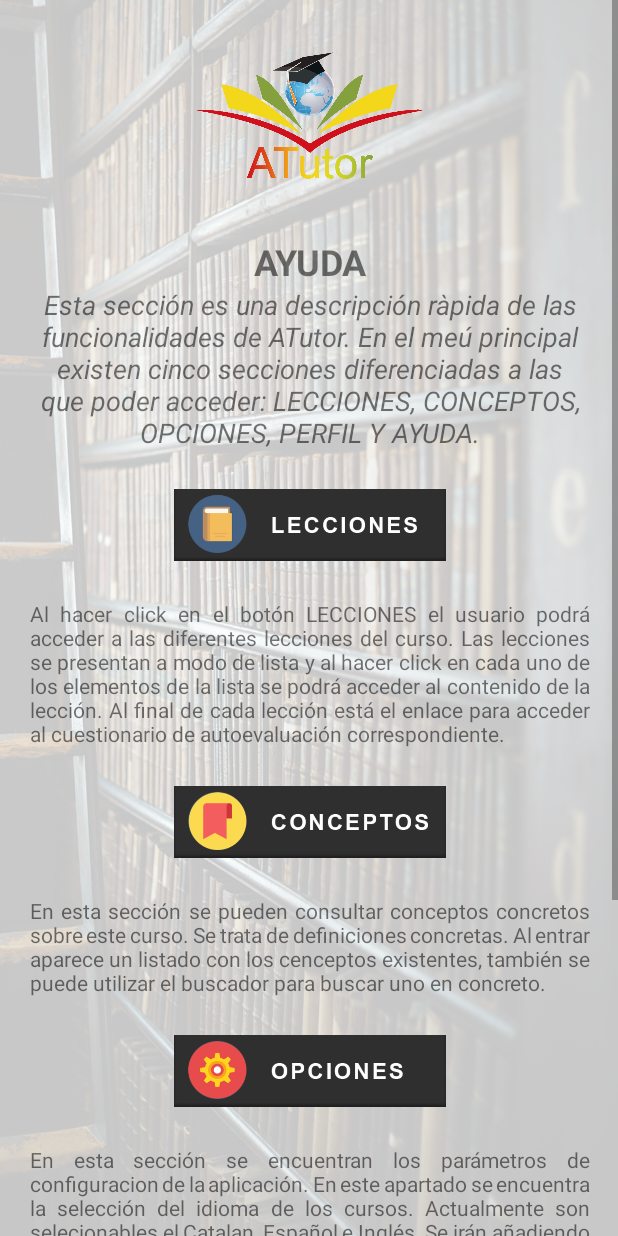
After one commit to AFloresc/atutorn, an Android app: the HelpActivity screen opened directly, with no data from a screen before it, on a phone screen of 412 x 824 dp. The commit adds this screen. Run offline under Robolectric (Android 15) with nearby library versions, the phone set to English and light mode, and no system bars; our stand-ins replace ButterKnife.

Commit message:
Help screen finished.

```diff
--- a/app/src/main/AndroidManifest.xml
+++ b/app/src/main/AndroidManifest.xml
@@ -11,7 +11,8 @@
         android:roundIcon="@mipmap/ic_launcher_round"
         android:supportsRtl="true"
         android:theme="@style/AppTheme">
-        <activity android:name=".presentationlayer.controllers.activities.LessonDisplayActivity"></activity>
+        <activity android:name=".presentationlayer.controllers.activities.HelpActivity"></activity>
+        <activity android:name=".presentationlayer.controllers.activities.LessonDisplayActivity" />
         <activity android:name=".presentationlayer.controllers.activities.TestActivity" />
         <activity android:name=".presentationlayer.controllers.activities.MainMenuActivity" />
         <activity android:name=".presentationlayer.controllers.activities.LoginActivity" />
--- /dev/null
+++ b/app/src/main/java/com/inredec/atutorn/presentationlayer/controllers/activities/HelpActivity.java
@@ -0,0 +1,44 @@
+package com.inredec.atutorn.presentationlayer.controllers.activities;
+
+import android.os.Build;
+import android.support.annotation.RequiresApi;
+import android.support.v7.app.AppCompatActivity;
+import android.os.Bundle;
+import android.widget.EditText;
+import android.widget.TextView;
+
+import com.inredec.atutorn.R;
+
+import butterknife.BindView;
+import butterknife.ButterKnife;
+
+import static android.text.Layout.JUSTIFICATION_MODE_INTER_WORD;
+
+public class HelpActivity extends AppCompatActivity {
+
+    @BindView(R.id.tv_text2_lecciones)
+    TextView tv_text2_lessons;
+
+    @BindView(R.id.tv_text2_conceptos)
+    TextView tv_text2_concepts;
+
+    @BindView(R.id.tv_text2_opciones)
+    TextView tv_text2_options;
+
+    @BindView(R.id.tv_text2_profile)
+    TextView tv_text2_profile;
+
+    @RequiresApi(api = Build.VERSION_CODES.O)
+    @Override
+    protected void onCreate(Bundle savedInstanceState) {
+        super.onCreate(savedInstanceState);
+        setContentView(R.layout.activity_help);
+
+        ButterKnife.bind(this);
+
+        tv_text2_lessons.setJustificationMode(JUSTIFICATION_MODE_INTER_WORD);
+        tv_text2_concepts.setJustificationMode(JUSTIFICATION_MODE_INTER_WORD);
+        tv_text2_options.setJustificationMode(JUSTIFICATION_MODE_INTER_WORD);
+        tv_text2_profile.setJustificationMode(JUSTIFICATION_MODE_INTER_WORD);
+    }
+}
--- a/app/src/main/java/com/inredec/atutorn/presentationlayer/controllers/activities/MainMenuActivity.java
+++ b/app/src/main/java/com/inredec/atutorn/presentationlayer/controllers/activities/MainMenuActivity.java
@@ -1,15 +1,36 @@
 package com.inredec.atutorn.presentationlayer.controllers.activities;
 
+import android.content.Intent;
 import android.support.v7.app.AppCompatActivity;
 import android.os.Bundle;
+import android.view.View;
+import android.widget.Button;
 
 import com.inredec.atutorn.R;
 
+import butterknife.BindView;
+import butterknife.ButterKnife;
+
 public class MainMenuActivity extends AppCompatActivity {
+
+    //@BindView(R.id.bt_lessons)
+    //Button btLessons;
+
+    @BindView(R.id.bt_help)
+    Button btHelp;
 
     @Override
     protected void onCreate(Bundle savedInstanceState) {
         super.onCreate(savedInstanceState);
         setContentView(R.layout.activity_main_menu);
+        ButterKnife.bind(this);
+
+        btHelp.setOnClickListener(new View.OnClickListener() {
+            @Override
+            public void onClick(View view) {
+                Intent myIntent = new Intent(MainMenuActivity.this, HelpActivity.class);
+                startActivity(myIntent);
+            }
+        });
     }
 }
--- /dev/null
+++ b/app/src/main/res/layout/activity_help.xml
@@ -0,0 +1,160 @@
+<?xml version="1.0" encoding="utf-8"?>
+<ScrollView xmlns:android="http://schemas.android.com/apk/res/android"
+    android:layout_width="match_parent"
+    android:layout_height="match_parent"
+    android:background="@drawable/library_transparente">
+
+    <LinearLayout
+        android:layout_width="413dp"
+        android:layout_height="590dp"
+        android:layout_marginTop="8dp"
+        android:layout_marginBottom="8dp"
+        android:orientation="vertical">
+
+        <ImageView
+            android:id="@+id/imageView"
+            android:layout_width="match_parent"
+            android:layout_height="140dp"
+            android:layout_gravity="center_horizontal"
+            android:padding="16dp"
+            android:src="@drawable/logoatutor3"
+            />
+
+        <TextView
+            android:id="@+id/tv_helpTitle"
+            android:layout_width="match_parent"
+            android:layout_height="wrap_content"
+            android:text="@string/help_title"
+            android:textAlignment="center"
+            android:textSize="24sp"
+            android:textStyle="bold"
+            android:paddingTop="10dp"/>
+
+        <TextView
+            android:id="@+id/tv_text1"
+            android:layout_width="match_parent"
+            android:layout_height="wrap_content"
+            android:text="@string/tex1_help"
+            android:layout_gravity="center_vertical|end"
+            android:gravity="center"
+            android:textSize="18sp"
+            android:textStyle="italic"/>
+
+        <ImageView
+            android:id="@+id/imageView2"
+            android:layout_width="221dp"
+            android:layout_height="58dp"
+            android:layout_gravity="center"
+            android:layout_margin="15dp"
+            android:paddingTop="10dp"
+            android:src="@drawable/btlecciones_blk"/>
+
+        <TextView
+            android:id="@+id/tv_text2_lecciones"
+            android:layout_width="match_parent"
+            android:layout_height="wrap_content"
+            android:text="@string/tex1_help_lessons"
+            android:layout_gravity="center_vertical|end"
+            android:gravity="left"
+            android:textSize="14sp"
+            android:paddingTop="10dp"
+            android:paddingLeft="20dp"
+            android:paddingRight="20dp"
+            />
+        <ImageView
+            android:id="@+id/imageView3"
+            android:layout_width="221dp"
+            android:layout_height="58dp"
+            android:layout_gravity="center"
+            android:layout_margin="15dp"
+            android:paddingTop="10dp"
+            android:src="@drawable/btconceptosblk"/>
+
+        <TextView
+            android:id="@+id/tv_text2_conceptos"
+            android:layout_width="match_parent"
+            android:layout_height="wrap_content"
+            android:text="@string/tex1_help_concepts"
+            android:layout_gravity="center_vertical|end"
+            android:gravity="left"
+            android:textSize="14sp"
+            android:paddingTop="10dp"
+            android:paddingLeft="20dp"
+            android:paddingRight="20dp"
+            />
+        <ImageView
+            android:id="@+id/imageView4"
+            android:layout_width="221dp"
+            android:layout_height="58dp"
+            android:layout_gravity="center"
+            android:layout_margin="15dp"
+            android:paddingTop="10dp"
+            android:src="@drawable/btsettings_blk"/>
+
+        <TextView
+            android:id="@+id/tv_text2_opciones"
+            android:layout_width="match_parent"
+            android:layout_height="wrap_content"
+            android:text="@string/tex1_help_options"
+            android:layout_gravity="center_vertical|end"
+            android:gravity="left"
+            android:textSize="14sp"
+            android:paddingTop="10dp"
+            android:paddingLeft="20dp"
+            android:paddingRight="20dp"
+            />
+
+        <ImageView
+            android:id="@+id/imageView5"
+            android:layout_width="221dp"
+            android:layout_height="58dp"
+            android:layout_gravity="center"
+            android:layout_margin="15dp"
+            android:paddingTop="10dp"
+            android:src="@drawable/btperfil_blk"/>
+
+        <TextView
+            android:id="@+id/tv_text2_profile"
+            android:layout_width="match_parent"
+            android:layout_height="wrap_content"
+            android:text="@string/tex1_help_profile"
+            android:layout_gravity="center_vertical|end"
+            android:gravity="left"
+            android:textSize="14sp"
+            android:paddingTop="10dp"
+            android:paddingLeft="20dp"
+            android:paddingRight="20dp"
+            />
+        <TextView
+            android:id="@+id/tv_text2_app"
+            android:layout_width="match_parent"
+            android:layout_height="wrap_content"
+            android:text="@string/tex1_help_about"
+            android:layout_gravity="center_vertical|end"
+            android:gravity="center"
+            android:textSize="12sp"
+            android:paddingTop="15dp"
+            android:paddingLeft="20dp"
+            android:paddingRight="20dp"
+            android:paddingEnd="25dp"
+            android:textStyle="italic|bold"
+            />
+
+        <TextView
+            android:id="@+id/tv_text2_end"
+            android:layout_width="match_parent"
+            android:layout_height="wrap_content"
+            android:text="."
+            android:layout_gravity="center_vertical|end"
+            android:gravity="center"
+            android:textSize="12sp"
+            android:paddingTop="10dp"
+            android:paddingLeft="20dp"
+            android:paddingRight="20dp"
+            android:paddingEnd="25dp"
+
+            />
+    </LinearLayout>
+
+
+</ScrollView>
--- a/app/src/main/res/layout/activity_login.xml
+++ b/app/src/main/res/layout/activity_login.xml
@@ -8,7 +8,7 @@
     android:paddingRight="18dp"
     android:paddingTop="@dimen/activity_vertical_margin"
     android:background="@drawable/malte_baumann_82231"
-    tools:context="com.inredec.atutor.presentatiolayer.controllers.activities.LoginActivity">
+    tools:context="com.inredec.atutorn.presentationlayer.controllers.activities.LoginActivity">
 
     <ScrollView
         android:layout_width="match_parent"
--- a/app/src/main/res/values/strings.xml
+++ b/app/src/main/res/values/strings.xml
@@ -74,5 +74,15 @@
     <string name="dummy_button">Dummy Button</string>
     <string name="dummy_content">DUMMY\nCONTENT</string>
 
+    <string name="help_title">AYUDA</string>
+    <string name="tex1_help">Esta sección es una descripción ràpida de las funcionalidades de ATutor.
+                            En el meú principal existen cinco secciones diferenciadas a las que poder acceder:
+                            LECCIONES, CONCEPTOS, OPCIONES, PERFIL Y AYUDA. </string>
+    <string name="tex1_help_lessons">Al hacer click en el botón LECCIONES el usuario podrá acceder a las diferentes lecciones del curso. Las lecciones se presentan a modo de lista y al hacer click en cada uno de los elementos de la lista se podrá acceder al contenido de la lección. Al final de cada lección está el enlace para acceder al cuestionario de autoevaluación correspondiente.</string>
+    <string name="tex1_help_concepts">En esta sección se pueden consultar conceptos concretos sobre este curso. Se trata de definiciones concretas. Al entrar aparece un listado con los cenceptos existentes, también se puede utilizar el buscador para buscar uno en concreto.</string>
+    <string name="tex1_help_options">En esta sección se encuentran los parámetros de configuracion de la aplicación. En este apartado se encuentra la selección del idioma de los cursos. Actualmente son selecionables el Catalan, Español e Inglés. Se irán añadiendo otro idiomas progresivamente.</string>
+    <string name="tex1_help_profile">En esta sección podemos consular los datos de usuario, incluyendo la nota media de los cuestionarios de autoevaluación. Esta sección incluye un apartado para contactar con el autor de la aplicación. No dude en contactar con el autor para cualquier sugerencia, reporte de fallo o comentario que quiera realizar.</string>
+    <string name="tex1_help_about">El desarrollo de esta aplicación forma parte de un Trabajo de Fin de Grado de Tecnocampus Escola Superior Politècnica, centro adscrito a UPF. Autor: Alejandro J. Flores Cumella - 2019.</string>
+
 
 </resources>
```
